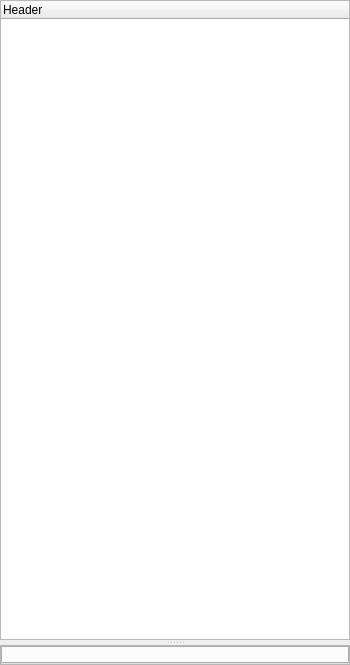
First picture: the form in ReptatePython/GUI/uifiles/DataSet.ui, repository jorge-ramirez-upm/ReptatePython, before the edit.
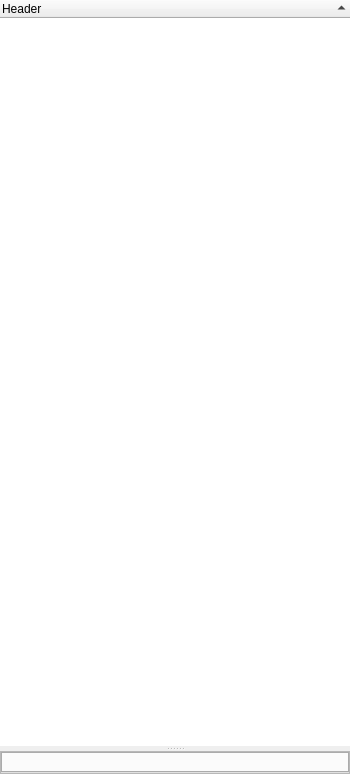
Second picture: the form after the edit. Icons and pictures are not drawn.

```diff
--- a/ReptatePython/GUI/uifiles/DataSet.ui
+++ b/ReptatePython/GUI/uifiles/DataSet.ui
@@ -7,7 +7,7 @@
     <x>0</x>
     <y>0</y>
     <width>350</width>
-    <height>665</height>
+    <height>774</height>
    </rect>
   </property>
   <property name="windowTitle">
@@ -32,6 +32,48 @@
       <bool>false</bool>
      </property>
      <widget class="QTreeWidget" name="DataSettreeWidget">
+      <property name="enabled">
+       <bool>true</bool>
+      </property>
+      <property name="styleSheet">
+       <string notr="true">QTreeWidget::item { border: 0.5px ; border-style: solid ; border-color: lightgray ;}</string>
+      </property>
+      <property name="frameShape">
+       <enum>QFrame::NoFrame</enum>
+      </property>
+      <property name="frameShadow">
+       <enum>QFrame::Plain</enum>
+      </property>
+      <property name="lineWidth">
+       <number>3</number>
+      </property>
+      <property name="midLineWidth">
+       <number>1</number>
+      </property>
+      <property name="tabKeyNavigation">
+       <bool>false</bool>
+      </property>
+      <property name="alternatingRowColors">
+       <bool>true</bool>
+      </property>
+      <property name="indentation">
+       <number>0</number>
+      </property>
+      <property name="rootIsDecorated">
+       <bool>false</bool>
+      </property>
+      <property name="uniformRowHeights">
+       <bool>true</bool>
+      </property>
+      <property name="itemsExpandable">
+       <bool>false</bool>
+      </property>
+      <property name="sortingEnabled">
+       <bool>true</bool>
+      </property>
+      <property name="allColumnsShowFocus">
+       <bool>true</bool>
+      </property>
       <column>
        <property name="text">
         <string>Header</string>
@@ -54,6 +96,9 @@
        </property>
        <item>
         <widget class="QTabWidget" name="TheorytabWidget">
+         <property name="styleSheet">
+          <string notr="true">QTreeWidget::item { border: 0.5px ; border-style: solid ; border-color: lightgray;}</string>
+         </property>
          <property name="tabShape">
           <enum>QTabWidget::Triangular</enum>
          </property>
```
